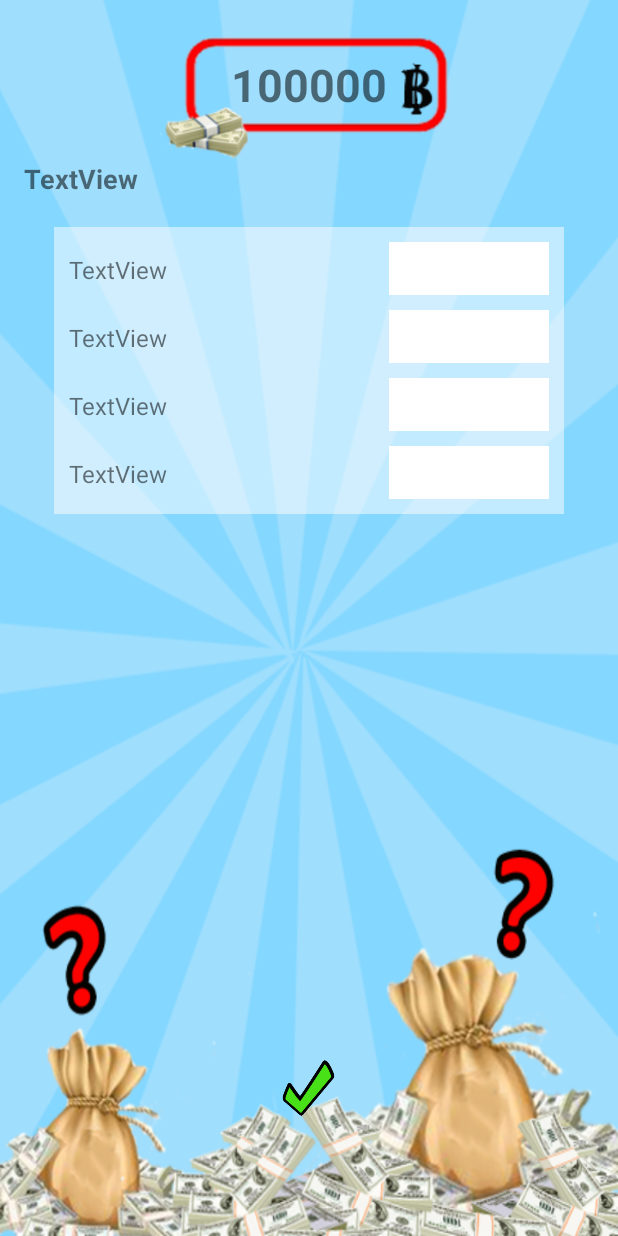
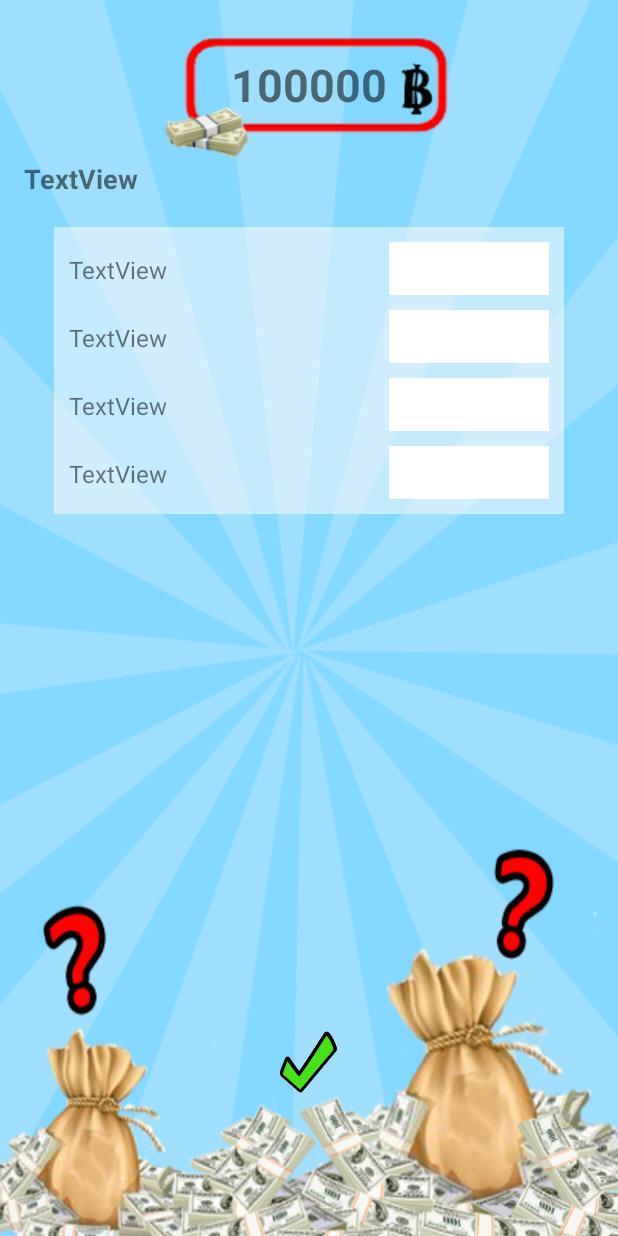
Before and after one commit to Jaruwan29/Gamebettingproject-master, an Android app: the Question screen opened directly, with no data from a screen before it, on a phone screen of 412 x 824 dp. Run offline under Robolectric (Android 15) with nearby library versions, the phone set to English and light mode, and no system bars; libraries missing offline, so code that uses them is left out: com.squareup.okhttp; 11 statements that could not run were skipped.

Commit message:
Start 31 Jan

```diff
--- a/app/src/main/res/layout/activity_question.xml
+++ b/app/src/main/res/layout/activity_question.xml
@@ -184,9 +184,9 @@
         android:id="@+id/imageView3"
         tools:ignore="ContentDescription"
         android:layout_width="50dp"
-        android:layout_height="45dp"
         android:layout_marginBottom="60dp"
         android:layout_alignParentBottom="true"
-        android:layout_centerHorizontal="true" />
+        android:layout_centerHorizontal="true"
+        android:layout_height="80dp" />
 
 </RelativeLayout>
```
